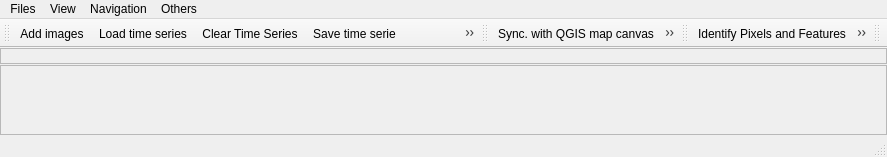
The window that eotimeseriesviewer/ui/timeseriesviewer.ui (jakimowb/eo-time-series-viewer) describes before a commit, drawn with Qt 5.
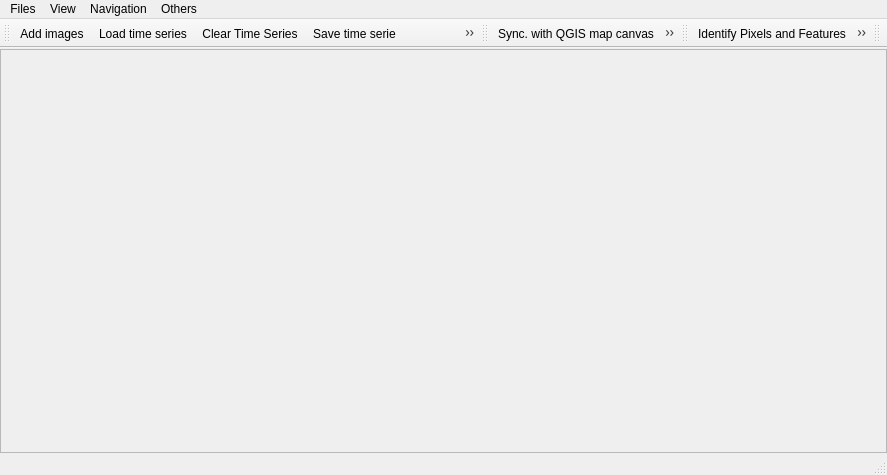
The same window after the commit. Icons and pictures are not drawn. Custom widgets are drawn as their Qt base class.

```diff
--- a/eotimeseriesviewer/ui/timeseriesviewer.ui
+++ b/eotimeseriesviewer/ui/timeseriesviewer.ui
@@ -7,7 +7,7 @@
     <x>0</x>
     <y>0</y>
     <width>887</width>
-    <height>157</height>
+    <height>475</height>
    </rect>
   </property>
   <property name="windowTitle">
@@ -34,14 +34,14 @@
   </property>
   <widget class="QWidget" name="centralWidget">
    <property name="sizePolicy">
-    <sizepolicy hsizetype="MinimumExpanding" vsizetype="Minimum">
-     <horstretch>0</horstretch>
-     <verstretch>0</verstretch>
+    <sizepolicy hsizetype="Preferred" vsizetype="Preferred">
+     <horstretch>1</horstretch>
+     <verstretch>1</verstretch>
     </sizepolicy>
    </property>
    <property name="minimumSize">
     <size>
-     <width>100</width>
+     <width>0</width>
      <height>0</height>
     </size>
    </property>
@@ -76,12 +76,12 @@
       <property name="sizePolicy">
        <sizepolicy hsizetype="Preferred" vsizetype="Preferred">
         <horstretch>1</horstretch>
-        <verstretch>0</verstretch>
+        <verstretch>1</verstretch>
        </sizepolicy>
       </property>
       <property name="minimumSize">
        <size>
-        <width>50</width>
+        <width>0</width>
         <height>0</height>
        </size>
       </property>
@@ -103,7 +103,7 @@
          <x>0</x>
          <y>0</y>
          <width>885</width>
-         <height>69</height>
+         <height>387</height>
         </rect>
        </property>
        <property name="sizePolicy">
```
